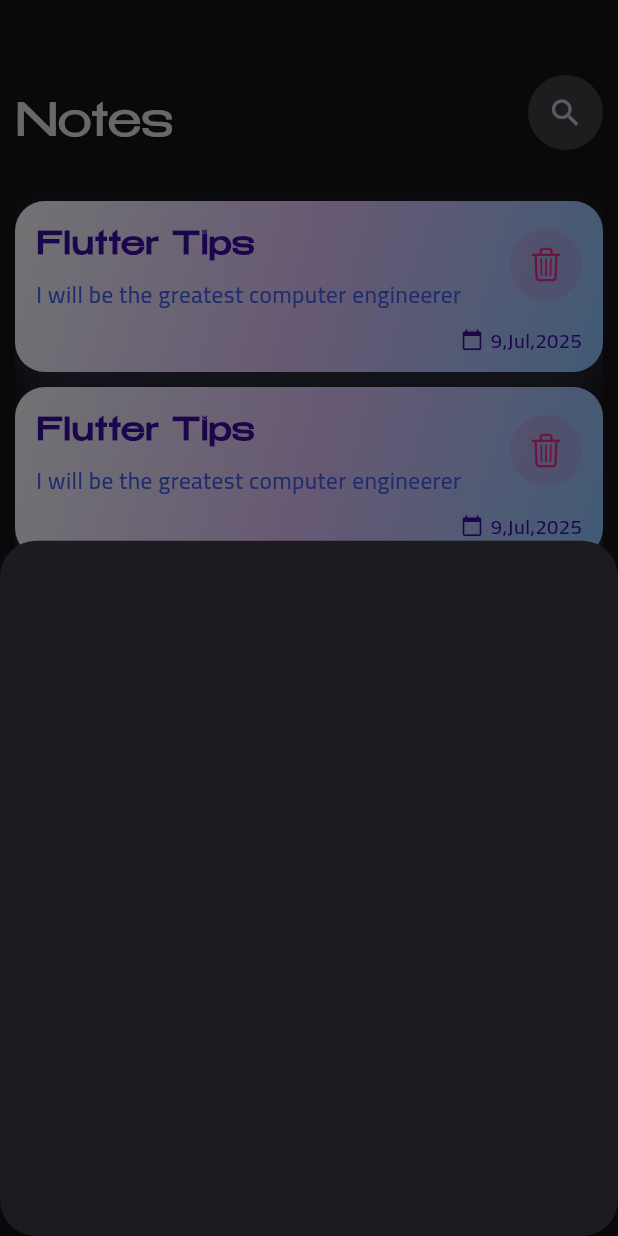
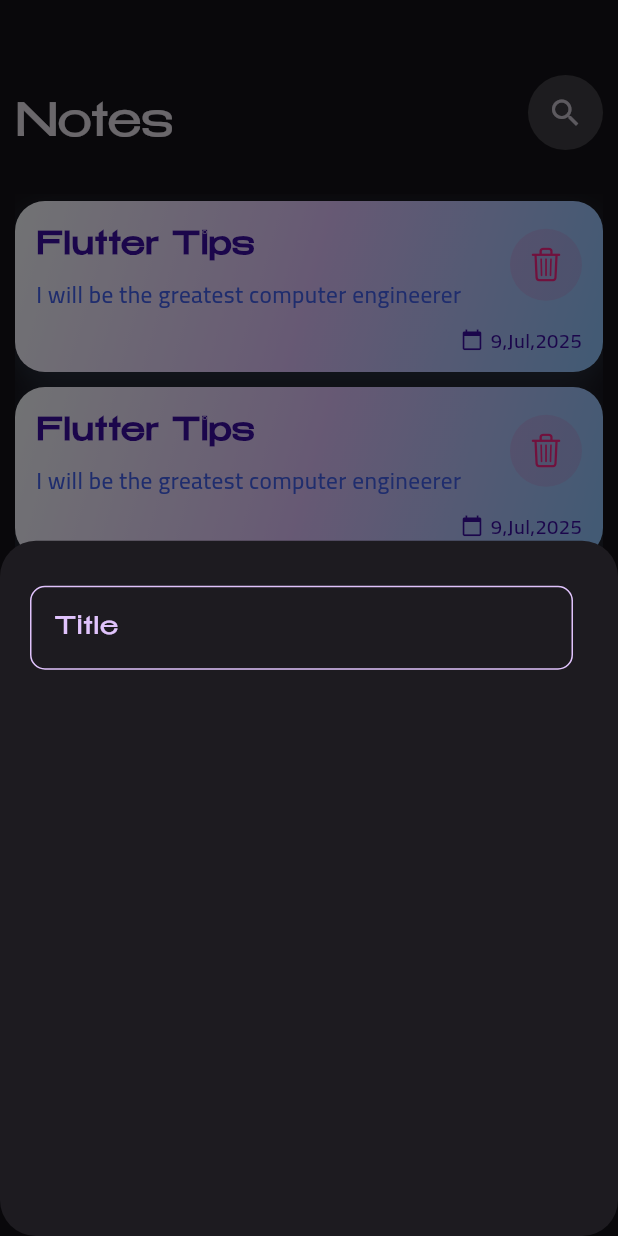
Before and after one commit to m7mdyasin/notes_app, a Flutter app: the screen it shows after launch, after a tap on the "add" icon, on a phone screen of 412 x 824 dp. Run offline on Flutter 3.47's test engine with Material 3 defaults, Android fonts, the phone set to English and light mode, and no system bars.

Commit message:
create custom text field

```diff
--- a/lib/views/widgets/add_note_bottom_sheet.dart
+++ b/lib/views/widgets/add_note_bottom_sheet.dart
@@ -5,6 +5,32 @@ class AddNoteBottomSheet extends StatelessWidget {
 
   @override
   Widget build(BuildContext context) {
-    return Container();
+    return Column(children: [CustoumTextField()]);
   }
 }
+
+class CustoumTextField extends StatelessWidget {
+  const CustoumTextField({super.key});
+
+  @override
+  Widget build(BuildContext context) {
+    return Padding(
+      padding: const EdgeInsets.only(top: 30, right: 30, left: 20),
+      child: TextField(
+        cursorColor: Color(0xFFe0c3fc),
+        decoration: InputDecoration(
+          hintText: 'Title',
+          hintStyle: TextStyle(color: Color(0xFFe0c3fc)),
+          border: buildBorder(Color(0xFF3a0ca3)),
+          enabledBorder: buildBorder(Color(0xFFe0c3fc)),
+          focusedBorder: buildBorder(Color(0xFF3a0ca3)),
+        ),
+      ),
+    );
+  }
+
+  OutlineInputBorder buildBorder(color) => OutlineInputBorder(
+    borderRadius: BorderRadius.circular(10),
+    borderSide: BorderSide(color: color ?? Colors.white),
+  );
+}
```
